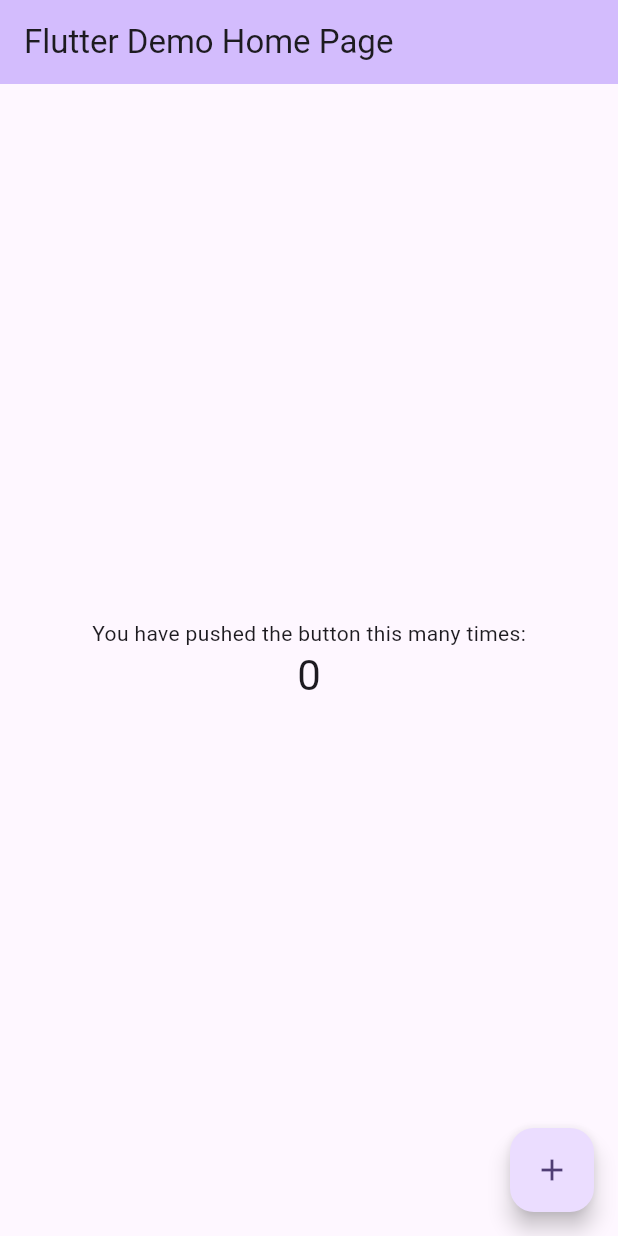
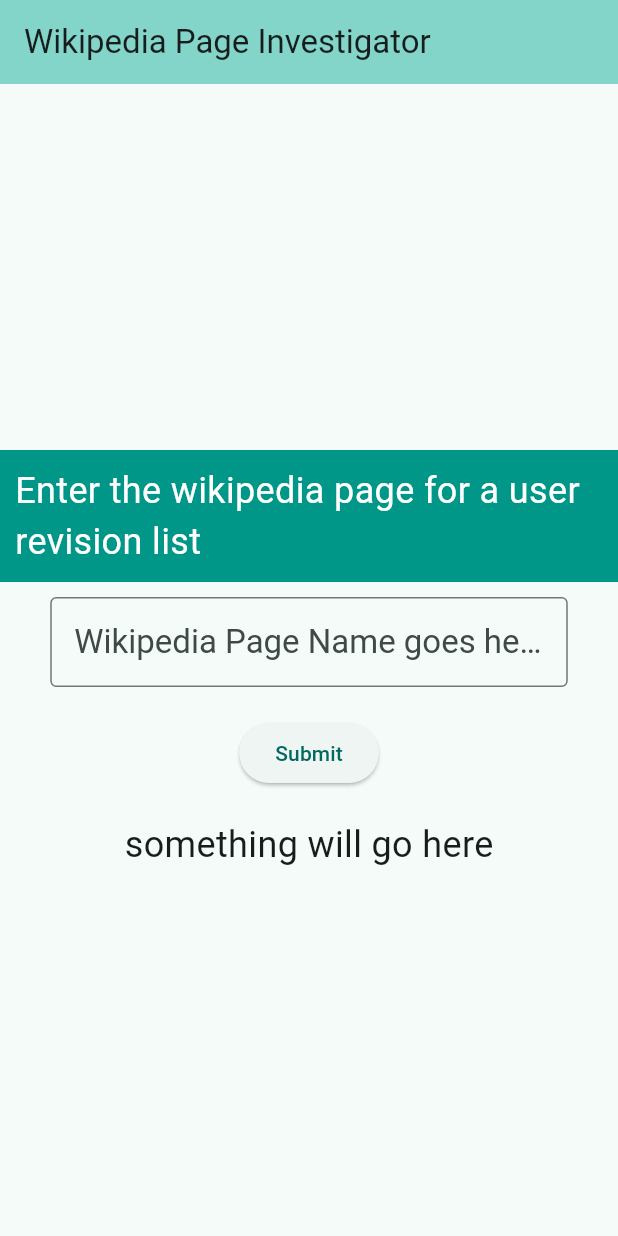
Before and after one commit to jamaki604/twp_case_king, a Flutter app: the screen it shows after launch, on a phone screen of 412 x 824 dp. Run offline on Flutter 3.47's test engine with Material 2 defaults, Android fonts, the light colour scheme and no system bars.

Commit message:
Refactored UI skeleton. Ready to add functionality.

```diff
--- a/lib/main.dart
+++ b/lib/main.dart
@@ -1,4 +1,6 @@
 import 'package:flutter/material.dart';
+import 'package:twp_case_king/query_updater.dart';
+import 'package:twp_case_king/wikipedia_revision_parser.dart';
 
 void main() {
   runApp(const MyApp());
@@ -7,31 +9,17 @@
 class MyApp extends StatelessWidget {
   const MyApp({super.key});
 
-  // This widget is the root of your application.
+
   @override
   Widget build(BuildContext context) {
     return MaterialApp(
       title: 'Flutter Demo',
       theme: ThemeData(
-        // This is the theme of your application.
-        //
-        // TRY THIS: Try running your application with "flutter run". You'll see
-        // the application has a blue toolbar. Then, without quitting the app,
-        // try changing the seedColor in the colorScheme below to Colors.green
-        // and then invoke "hot reload" (save your changes or press the "hot
-        // reload" button in a Flutter-supported IDE, or press "r" if you used
-        // the command line to start the app).
-        //
-        // Notice that the counter didn't reset back to zero; the application
-        // state is not lost during the reload. To reset the state, use hot
-        // restart instead.
-        //
-        // This works for code too, not just values: Most code changes can be
-        // tested with just a hot reload.
-        colorScheme: ColorScheme.fromSeed(seedColor: Colors.deepPurple),
+
+        colorScheme: ColorScheme.fromSeed(seedColor: Colors.teal),
         useMaterial3: true,
       ),
-      home: const MyHomePage(title: 'Flutter Demo Home Page'),
+      home: const MyHomePage(title: 'Wikipedia Page Investigator'),
     );
   }
 }
@@ -39,14 +27,6 @@
 class MyHomePage extends StatefulWidget {
   const MyHomePage({super.key, required this.title});
 
-  // This widget is the home page of your application. It is stateful, meaning
-  // that it has a State object (defined below) that contains fields that affect
-  // how it looks.
-
-  // This class is the configuration for the state. It holds the values (in this
-  // case the title) provided by the parent (in this case the App widget) and
-  // used by the build method of the State. Fields in a Widget subclass are
-  // always marked "final".
 
   final String title;
 
@@ -55,71 +35,83 @@
 }
 
 class _MyHomePageState extends State<MyHomePage> {
-  int _counter = 0;
+  final queryUpdater = QueryUpdater();
+  final revisionParser = WikipediaRevisionParser();
+  final wikipediaPageController = TextEditingController();
 
-  void _incrementCounter() {
-    setState(() {
-      // This call to setState tells the Flutter framework that something has
-      // changed in this State, which causes it to rerun the build method below
-      // so that the display can reflect the updated values. If we changed
-      // _counter without calling setState(), then the build method would not be
-      // called again, and so nothing would appear to happen.
-      _counter++;
-    });
+  void revisionListPrinter() async {
+    final pageName = wikipediaPageController.text;
+    final urlGenerator = QueryUpdater();
+    final wikipediaData = await urlGenerator.wikipediaPageURL(pageName);
+    final parser = WikipediaRevisionParser();
+    final revisionList = parser.allTogetherNow(wikipediaData);
+
+    return revisionList;
   }
+
 
   @override
   Widget build(BuildContext context) {
-    // This method is rerun every time setState is called, for instance as done
-    // by the _incrementCounter method above.
-    //
-    // The Flutter framework has been optimized to make rerunning build methods
-    // fast, so that you can just rebuild anything that needs updating rather
-    // than having to individually change instances of widgets.
     return Scaffold(
       appBar: AppBar(
-        // TRY THIS: Try changing the color here to a specific color (to
-        // Colors.amber, perhaps?) and trigger a hot reload to see the AppBar
-        // change color while the other colors stay the same.
-        backgroundColor: Theme.of(context).colorScheme.inversePrimary,
-        // Here we take the value from the MyHomePage object that was created by
-        // the App.build method, and use it to set our appbar title.
+
+        backgroundColor: Theme
+            .of(context)
+            .colorScheme
+            .inversePrimary,
+
         title: Text(widget.title),
       ),
       body: Center(
-        // Center is a layout widget. It takes a single child and positions it
-        // in the middle of the parent.
         child: Column(
-          // Column is also a layout widget. It takes a list of children and
-          // arranges them vertically. By default, it sizes itself to fit its
-          // children horizontally, and tries to be as tall as its parent.
-          //
-          // Column has various properties to control how it sizes itself and
-          // how it positions its children. Here we use mainAxisAlignment to
-          // center the children vertically; the main axis here is the vertical
-          // axis because Columns are vertical (the cross axis would be
-          // horizontal).
-          //
-          // TRY THIS: Invoke "debug painting" (choose the "Toggle Debug Paint"
-          // action in the IDE, or press "p" in the console), to see the
-          // wireframe for each widget.
+
           mainAxisAlignment: MainAxisAlignment.center,
+          crossAxisAlignment: CrossAxisAlignment.center,
           children: <Widget>[
+            Container(
+              padding: const EdgeInsets.all(10.0),
+              color: Colors.teal,
+              child: const Text(
+                'Enter the wikipedia page for a user revision list',
+                style: TextStyle(
+                  fontSize: 24,
+                  color: Colors.white,
+                ),
+              ),
+            ),
+            const SizedBox(height: 10),
+            SizedBox(
+              width: 345,
+              child: TextField(
+                decoration: const InputDecoration(
+                  border: OutlineInputBorder(),
+                  hintText: "Wikipedia Page Name goes here",
+                ),
+                style: Theme
+                    .of(context)
+                    .textTheme
+                    .titleLarge,
+              ),
+            ),
+            const SizedBox(height: 20),
+            const ElevatedButton(
+              onPressed: startHammering,
+              child: Text('Submit'),
+            ),
+            const SizedBox(height: 20,),
             const Text(
-              'You have pushed the button this many times:',
-            ),
-            Text(
-              '$_counter',
-              style: Theme.of(context).textTheme.headlineMedium,
-            ),
+              'something will go here',
+              style: TextStyle(fontSize: 24),
+            )
           ],
         ),
       ),
-      floatingActionButton: FloatingActionButton(
-        onPressed: _incrementCounter,
-        tooltip: 'Increment',
-        child: const Icon(Icons.add),
-      ), // This trailing comma makes auto-formatting nicer for build methods.
+
     );
   }
+
 }
+
+void startHammering() {
+  print('bang bang bang');
+}
```
